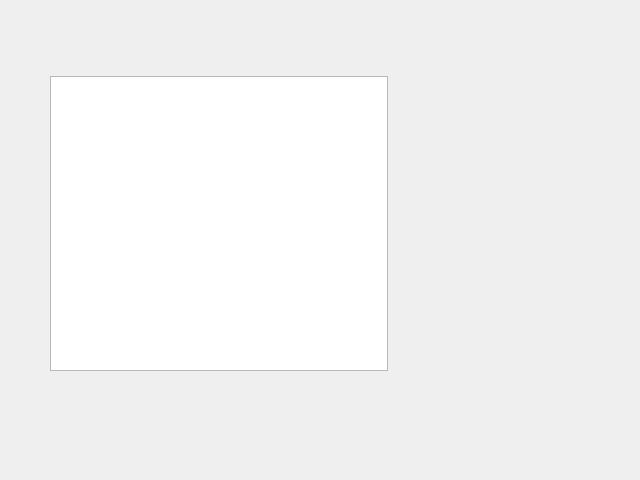
Above: musicplayerpanel.ui from falsebird/homeManager before the change. Below: the same form after it.
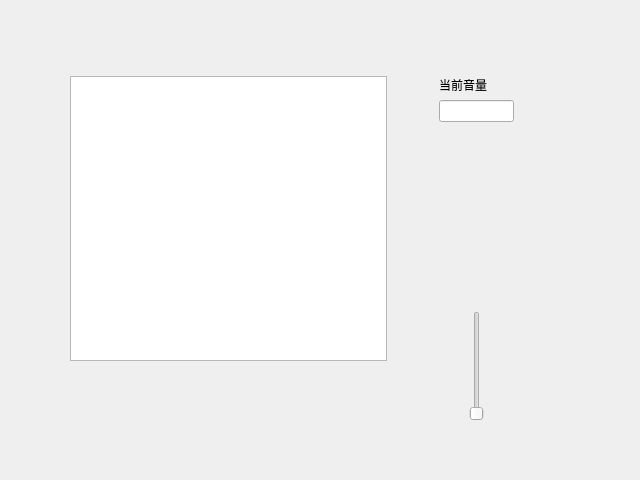
That is the form after the change. Custom widgets are drawn as their Qt base class.

Patch:
```diff
--- a/musicplayerpanel.ui
+++ b/musicplayerpanel.ui
@@ -23,9 +23,18 @@
     </rect>
    </property>
    <layout class="QVBoxLayout" name="verticalLayout_3">
+    <property name="leftMargin">
+     <number>20</number>
+    </property>
     <property name="topMargin">
      <number>20</number>
     </property>
+    <property name="rightMargin">
+     <number>20</number>
+    </property>
+    <property name="bottomMargin">
+     <number>10</number>
+    </property>
     <item>
      <widget class="Titlebar" name="titlebar" native="true"/>
     </item>
@@ -214,6 +223,16 @@
         <property name="bottomMargin">
          <number>20</number>
         </property>
+        <item>
+         <widget class="QLabel" name="MusiVolumLabel">
+          <property name="text">
+           <string>当前音量</string>
+          </property>
+         </widget>
+        </item>
+        <item>
+         <widget class="QLineEdit" name="musicVolumLiEd"/>
+        </item>
         <item>
          <widget class="QPushButton" name="volumUp_Btn">
           <property name="sizePolicy">
@@ -271,6 +290,17 @@
           </property>
          </spacer>
         </item>
+        <item>
+         <layout class="QHBoxLayout" name="horizontalLayout_2">
+          <item>
+           <widget class="QSlider" name="verticalSlider">
+            <property name="orientation">
+             <enum>Qt::Vertical</enum>
+            </property>
+           </widget>
+          </item>
+         </layout>
+        </item>
        </layout>
       </item>
       <item>
```
Left out of the diff: 2 changed lines with no effect on the pictures.
